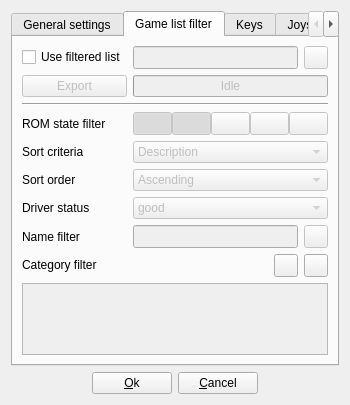
Before: the Qt Designer form arcademodesetup.ui in qmc2/qmc2-mame-fe, drawn with Qt 5.
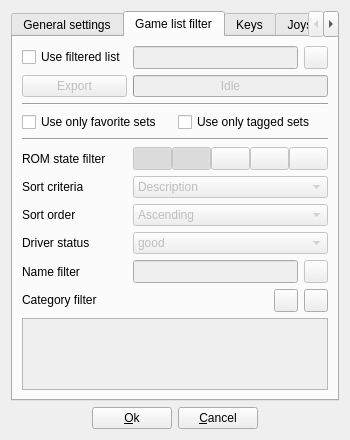
After: the same form once the commit is applied. The open tabs and pages were chosen to show the change. Icons and pictures are not drawn.

Commit message: new: added 'tagged only' and 'favorites only' filter options to the arcade- and demo-mode setup dialogs

```diff
--- a/arcademodesetup.ui
+++ b/arcademodesetup.ui
@@ -6,8 +6,8 @@
    <rect>
     <x>0</x>
     <y>0</y>
-    <width>308</width>
-    <height>372</height>
+    <width>309</width>
+    <height>406</height>
    </rect>
   </property>
   <property name="windowTitle">
@@ -283,7 +283,27 @@
        <string>Game list filter</string>
       </attribute>
       <layout class="QGridLayout" name="gridLayout">
-       <item row="10" column="0" colspan="4">
+       <item row="5" column="0" colspan="4">
+        <widget class="Line" name="horizontalLine2">
+         <property name="orientation">
+          <enum>Qt::Horizontal</enum>
+         </property>
+        </widget>
+       </item>
+       <item row="11" column="0">
+        <widget class="QLabel" name="labelCategoryFilter">
+         <property name="sizePolicy">
+          <sizepolicy hsizetype="Preferred" vsizetype="Fixed">
+           <horstretch>0</horstretch>
+           <verstretch>0</verstretch>
+          </sizepolicy>
+         </property>
+         <property name="text">
+          <string>Category filter</string>
+         </property>
+        </widget>
+       </item>
+       <item row="12" column="0" colspan="4">
         <widget class="QListWidget" name="listWidgetCategoryFilter">
          <property name="enabled">
           <bool>false</bool>
@@ -293,7 +313,7 @@
          </property>
         </widget>
        </item>
-       <item row="7" column="1" colspan="3">
+       <item row="9" column="1" colspan="3">
         <widget class="QComboBox" name="comboBoxDriverStatus">
          <property name="enabled">
           <bool>false</bool>
@@ -318,7 +338,7 @@
          </item>
         </widget>
        </item>
-       <item row="5" column="0">
+       <item row="7" column="0">
         <widget class="QLabel" name="labelSortCriteria">
          <property name="text">
           <string>Sort criteria</string>
@@ -348,7 +368,7 @@
          </property>
         </widget>
        </item>
-       <item row="4" column="1" colspan="3">
+       <item row="6" column="1" colspan="3">
         <layout class="QHBoxLayout" name="horizontalLayout">
          <property name="spacing">
           <number>0</number>
@@ -496,7 +516,7 @@
          </property>
         </widget>
        </item>
-       <item row="4" column="0">
+       <item row="6" column="0">
         <widget class="QLabel" name="labelROMStatesToSelect">
          <property name="sizePolicy">
           <sizepolicy hsizetype="Fixed" vsizetype="Preferred">
@@ -509,7 +529,7 @@
          </property>
         </widget>
        </item>
-       <item row="8" column="3">
+       <item row="10" column="3">
         <widget class="QToolButton" name="toolButtonClearNameFilter">
          <property name="enabled">
           <bool>false</bool>
@@ -529,7 +549,7 @@
          </property>
         </widget>
        </item>
-       <item row="5" column="1" colspan="3">
+       <item row="7" column="1" colspan="3">
         <widget class="QComboBox" name="comboBoxSortCriteria">
          <property name="enabled">
           <bool>false</bool>
@@ -602,7 +622,7 @@
          </property>
         </widget>
        </item>
-       <item row="6" column="1" colspan="3">
+       <item row="8" column="1" colspan="3">
         <widget class="QComboBox" name="comboBoxSortOrder">
          <property name="enabled">
           <bool>false</bool>
@@ -646,21 +666,21 @@
          </property>
         </widget>
        </item>
-       <item row="8" column="0">
+       <item row="10" column="0">
         <widget class="QLabel" name="labelNameFilter">
          <property name="text">
           <string>Name filter</string>
          </property>
         </widget>
        </item>
-       <item row="7" column="0">
+       <item row="9" column="0">
         <widget class="QLabel" name="labelDriverStatus">
          <property name="text">
           <string>Driver status</string>
          </property>
         </widget>
        </item>
-       <item row="6" column="0">
+       <item row="8" column="0">
         <widget class="QLabel" name="labelSortOrder">
          <property name="text">
           <string>Sort order</string>
@@ -683,20 +703,7 @@
          </property>
         </widget>
        </item>
-       <item row="9" column="0">
-        <widget class="QLabel" name="labelCategoryFilter">
-         <property name="sizePolicy">
-          <sizepolicy hsizetype="Preferred" vsizetype="Fixed">
-           <horstretch>0</horstretch>
-           <verstretch>0</verstretch>
-          </sizepolicy>
-         </property>
-         <property name="text">
-          <string>Category filter</string>
-         </property>
-        </widget>
-       </item>
-       <item row="9" column="3">
+       <item row="11" column="3">
         <widget class="QToolButton" name="toolButtonDeselectAll">
          <property name="toolTip">
           <string>Deselect all categories</string>
@@ -707,7 +714,7 @@
          </property>
         </widget>
        </item>
-       <item row="9" column="2">
+       <item row="11" column="2">
         <widget class="QToolButton" name="toolButtonSelectAll">
          <property name="toolTip">
           <string>Select all categories</string>
@@ -718,7 +725,7 @@
          </property>
         </widget>
        </item>
-       <item row="8" column="1" colspan="2">
+       <item row="10" column="1" colspan="2">
         <widget class="QLineEdit" name="lineEditNameFilter">
          <property name="enabled">
           <bool>false</bool>
@@ -750,6 +757,42 @@
          </property>
         </widget>
        </item>
+       <item row="4" column="0" colspan="4">
+        <layout class="QHBoxLayout" name="horizontalLayout_2">
+         <item>
+          <widget class="QCheckBox" name="checkBoxFavoriteSetsOnly">
+           <property name="sizePolicy">
+            <sizepolicy hsizetype="Preferred" vsizetype="Fixed">
+             <horstretch>0</horstretch>
+             <verstretch>0</verstretch>
+            </sizepolicy>
+           </property>
+           <property name="toolTip">
+            <string>Use only sets included in the favorites list?</string>
+           </property>
+           <property name="text">
+            <string>Use only favorite sets</string>
+           </property>
+          </widget>
+         </item>
+         <item>
+          <widget class="QCheckBox" name="checkBoxTaggedSetsOnly">
+           <property name="sizePolicy">
+            <sizepolicy hsizetype="Preferred" vsizetype="Fixed">
+             <horstretch>0</horstretch>
+             <verstretch>0</verstretch>
+            </sizepolicy>
+           </property>
+           <property name="toolTip">
+            <string>Use only sets that are tagged?</string>
+           </property>
+           <property name="text">
+            <string>Use only tagged sets</string>
+           </property>
+          </widget>
+         </item>
+        </layout>
+       </item>
       </layout>
      </widget>
      <widget class="QWidget" name="tabKeys">
```
Left out of the diff: 4 changed lines with no effect on the pictures. The commit also changes 26 other files.
